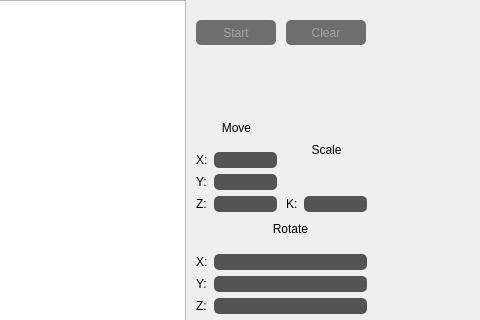
This is shlyapos/FooG/UiForms/mainwindow.ui in tatarinova0903/bmstu_cg_course as Qt 5 draws it before an edit; both pictures show x 614 to 1094 and y 0 to 320 of the 1094 by 745 pixel window. The edited form follows.
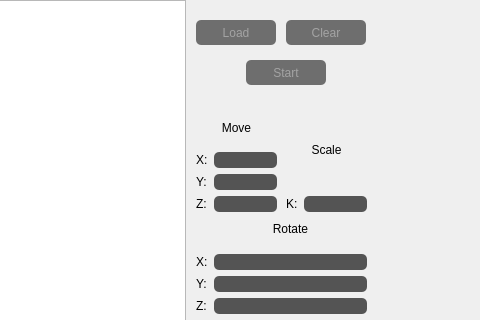
This is the edited form.

```diff
--- a/shlyapos/FooG/UiForms/mainwindow.ui
+++ b/shlyapos/FooG/UiForms/mainwindow.ui
@@ -55,7 +55,7 @@
     }</string>
     </property>
     <property name="text">
-     <string>Start</string>
+     <string>Load</string>
     </property>
    </widget>
    <widget class="QWidget" name="verticalLayoutWidget">
@@ -580,6 +580,35 @@
      <string>Clear</string>
     </property>
    </widget>
+   <widget class="QPushButton" name="pushButton_start">
+    <property name="geometry">
+     <rect>
+      <x>860</x>
+      <y>60</y>
+      <width>80</width>
+      <height>25</height>
+     </rect>
+    </property>
+    <property name="styleSheet">
+     <string notr="true">QPushButton {
+    color: rgba(200, 200, 200, 150);
+    border-radius: 5px;
+    background: rgba(20, 20, 20, 150);
+    }
+
+QPushButton:hover {
+    background: rgba(10, 10, 10, 150);
+    }
+
+QPushButton:pressed {
+    border-style: inset;
+    background: rgba(0, 0, 0, 150);
+    }</string>
+    </property>
+    <property name="text">
+     <string>Start</string>
+    </property>
+   </widget>
   </widget>
  </widget>
  <resources/>
```
Left out of the diff: 2 changed lines with no effect on the pictures.
